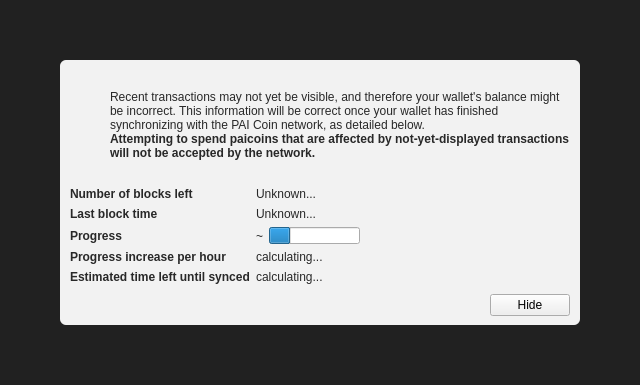
First picture: the form in src/qt/forms/modaloverlay.ui, repository projectpai/paicoin, before the edit.
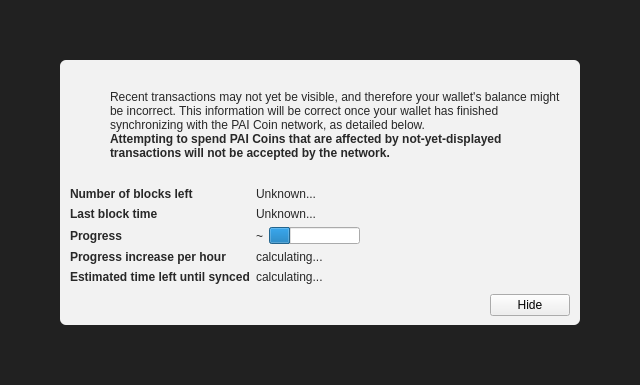
Second picture: the form after the edit. Icons and pictures are not drawn. Custom widgets are drawn as their Qt base class.

```diff
--- a/src/qt/forms/modaloverlay.ui
+++ b/src/qt/forms/modaloverlay.ui
@@ -149,7 +149,7 @@
                 </font>
                </property>
                <property name="text">
-                <string>Attempting to spend paicoins that are affected by not-yet-displayed transactions will not be accepted by the network.</string>
+                <string>Attempting to spend PAI Coins that are affected by not-yet-displayed transactions will not be accepted by the network.</string>
                </property>
                <property name="textFormat">
                 <enum>Qt::RichText</enum>
```
Left out of the diff: 6 changed lines with no effect on the pictures.
